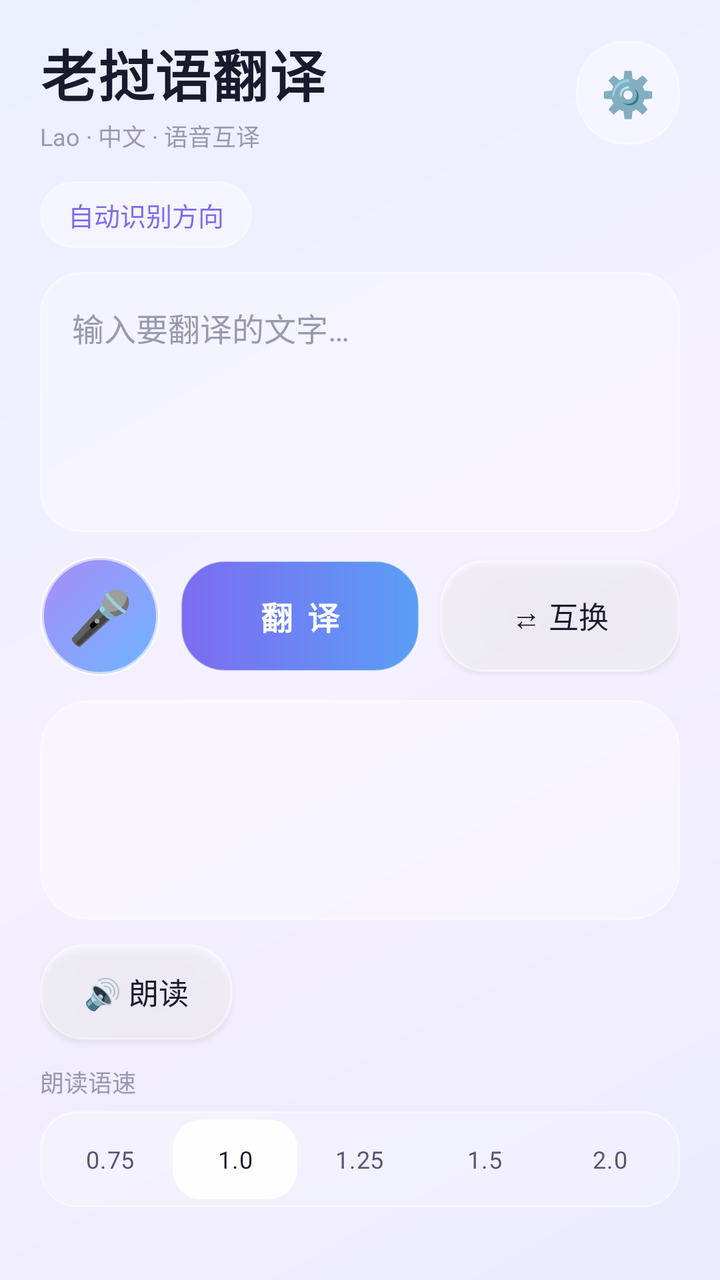
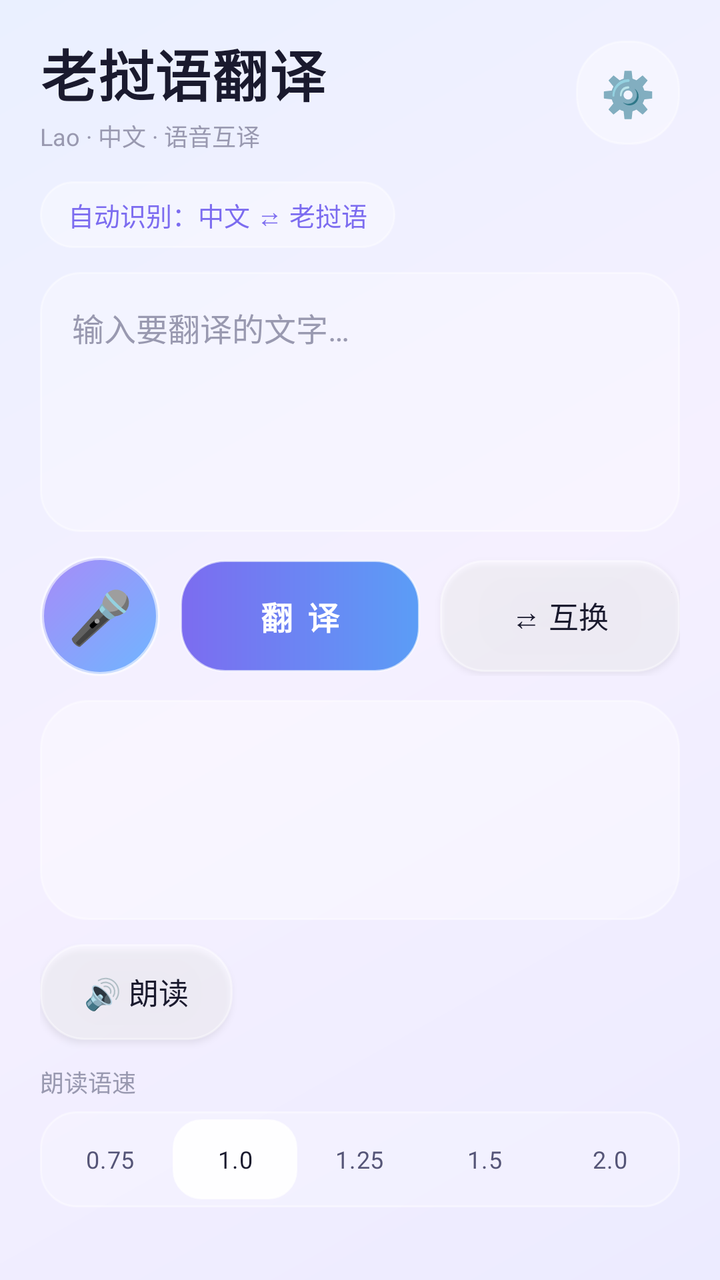

Before-and-after screenshots of an Android layout around one commit, followed by the original layout XML and the change that was made.
<!-- AndroidManifest.xml: application theme Theme.LaoTran -->
<!-- res/layout/activity_main.xml -->
<?xml version="1.0" encoding="utf-8"?>
<LinearLayout xmlns:android="http://schemas.android.com/apk/res/android"
    android:layout_width="match_parent"
    android:layout_height="match_parent"
    android:orientation="vertical"
    android:fitsSystemWindows="true"
    android:paddingStart="20dp"
    android:paddingEnd="20dp"
    android:paddingTop="16dp"
    android:paddingBottom="16dp">

    
    <LinearLayout
        android:layout_width="match_parent"
        android:layout_height="wrap_content"
        android:orientation="horizontal"
        android:gravity="center_vertical">

        <LinearLayout
            android:layout_width="0dp"
            android:layout_height="wrap_content"
            android:layout_weight="1"
            android:orientation="vertical">

            <TextView
                android:layout_width="wrap_content"
                android:layout_height="wrap_content"
                android:text="老挝语翻译"
                android:textSize="28sp"
                android:textStyle="bold"
                android:textColor="@color/text_primary"
                android:letterSpacing="0.02" />

            <TextView
                android:layout_width="wrap_content"
                android:layout_height="wrap_content"
                android:text="Lao · 中文 · 语音互译"
                android:textSize="12sp"
                android:textColor="@color/text_hint"
                android:layout_marginTop="2dp" />
        </LinearLayout>

        <Button
            android:id="@+id/settingsBtn"
            android:layout_width="52dp"
            android:layout_height="52dp"
            android:minWidth="0dp"
            android:minHeight="0dp"
            android:padding="0dp"
            android:background="@drawable/bg_glass_card"
            android:text="⚙️"
            android:textSize="22sp"
            android:insetTop="0dp"
            android:insetBottom="0dp" />
    </LinearLayout>

    
    <TextView
        android:id="@+id/dirLabel"
        android:layout_width="wrap_content"
        android:layout_height="wrap_content"
        android:background="@drawable/bg_glass_chip"
        android:paddingStart="14dp"
        android:paddingEnd="14dp"
        android:paddingTop="7dp"
        android:paddingBottom="7dp"
        android:text="自动识别方向"
        android:textSize="13sp"
        android:textColor="@color/accent_purple"
        android:layout_marginTop="14dp"
        android:layout_marginBottom="12dp" />

    
    <EditText
        android:id="@+id/inputText"
        android:layout_width="match_parent"
        android:layout_height="wrap_content"
        android:minHeight="130dp"
        android:gravity="top|start"
        android:background="@drawable/bg_glass_input"
        android:padding="16dp"
        android:hint="输入要翻译的文字…"
        android:textColorHint="@color/text_hint"
        android:textColor="@color/text_primary"
        android:textSize="16sp"
        android:inputType="textMultiLine"
        android:minLines="4" />

    
    <LinearLayout
        android:layout_width="match_parent"
        android:layout_height="wrap_content"
        android:orientation="horizontal"
        android:gravity="center_vertical"
        android:layout_marginTop="12dp">

        <Button
            android:id="@+id/voiceBtn"
            android:layout_width="60dp"
            android:layout_height="60dp"
            android:minWidth="0dp"
            android:minHeight="0dp"
            android:padding="0dp"
            android:insetTop="0dp"
            android:insetBottom="0dp"
            android:background="@drawable/bg_mic_circle"
            android:text="🎤"
            android:textSize="26sp"
            android:contentDescription="语音输入"
            android:layout_marginEnd="10dp" />

        <Button
            android:id="@+id/translateBtn"
            android:layout_width="0dp"
            android:layout_height="56dp"
            android:layout_weight="1"
            android:minWidth="0dp"
            android:minHeight="0dp"
            android:insetTop="0dp"
            android:insetBottom="0dp"
            android:background="@drawable/bg_glass_primary"
            android:text="翻 译"
            android:textSize="16sp"
            android:textStyle="bold"
            android:textColor="#FFFFFF"
            android:letterSpacing="0.1"
            android:layout_marginEnd="10dp" />

        <Button
            android:id="@+id/swapBtn"
            android:layout_width="0dp"
            android:layout_height="56dp"
            android:layout_weight="1"
            android:minWidth="0dp"
            android:minHeight="0dp"
            android:insetTop="0dp"
            android:insetBottom="0dp"
            android:background="@drawable/bg_glass_secondary"
            android:text="⇄ 互换"
            android:textSize="15sp"
            android:textColor="@color/text_primary" />
    </LinearLayout>

    
    <TextView
        android:id="@+id/resultText"
        android:layout_width="match_parent"
        android:layout_height="wrap_content"
        android:minHeight="110dp"
        android:gravity="top|start"
        android:background="@drawable/bg_glass_card"
        android:padding="16dp"
        android:textSize="18sp"
        android:textColor="@color/text_primary"
        android:lineSpacingExtra="4dp"
        android:text=""
        android:layout_marginTop="12dp" />

    
    <Button
        android:id="@+id/speakBtn"
        android:layout_width="wrap_content"
        android:layout_height="48dp"
        android:minWidth="0dp"
        android:minHeight="0dp"
        android:insetTop="0dp"
        android:insetBottom="0dp"
        android:paddingStart="22dp"
        android:paddingEnd="22dp"
        android:background="@drawable/bg_glass_secondary"
        android:text="🔊 朗读"
        android:textSize="15sp"
        android:textColor="@color/text_primary"
        android:layout_marginTop="12dp" />

    
    <LinearLayout
        android:layout_width="match_parent"
        android:layout_height="wrap_content"
        android:orientation="vertical"
        android:layout_marginTop="12dp">

        <TextView
            android:layout_width="wrap_content"
            android:layout_height="wrap_content"
            android:text="朗读语速"
            android:textSize="12sp"
            android:textColor="@color/text_hint" />

        <RadioGroup
            android:id="@+id/speedGroup"
            android:layout_width="match_parent"
            android:layout_height="wrap_content"
            android:orientation="horizontal"
            android:background="@drawable/bg_glass_pill"
            android:padding="4dp"
            android:layout_marginTop="6dp">

            <RadioButton
                android:id="@+id/speed075"
                android:layout_width="0dp"
                android:layout_height="40dp"
                android:layout_weight="1"
                android:button="@null"
                android:background="@drawable/bg_radio_seg"
                android:gravity="center"
                android:text="0.75"
                android:textSize="12sp"
                android:textColor="@color/text_seg_selector" />

            <RadioButton
                android:id="@+id/speed100"
                android:layout_width="0dp"
                android:layout_height="40dp"
                android:layout_weight="1"
                android:button="@null"
                android:background="@drawable/bg_radio_seg"
                android:gravity="center"
                android:text="1.0"
                android:textSize="12sp"
                android:textColor="@color/text_seg_selector"
                android:checked="true" />

            <RadioButton
                android:id="@+id/speed125"
                android:layout_width="0dp"
                android:layout_height="40dp"
                android:layout_weight="1"
                android:button="@null"
                android:background="@drawable/bg_radio_seg"
                android:gravity="center"
                android:text="1.25"
                android:textSize="12sp"
                android:textColor="@color/text_seg_selector" />

            <RadioButton
                android:id="@+id/speed150"
                android:layout_width="0dp"
                android:layout_height="40dp"
                android:layout_weight="1"
                android:button="@null"
                android:background="@drawable/bg_radio_seg"
                android:gravity="center"
                android:text="1.5"
                android:textSize="12sp"
                android:textColor="@color/text_seg_selector" />

            <RadioButton
                android:id="@+id/speed200"
                android:layout_width="0dp"
                android:layout_height="40dp"
                android:layout_weight="1"
                android:button="@null"
                android:background="@drawable/bg_radio_seg"
                android:gravity="center"
                android:text="2.0"
                android:textSize="12sp"
                android:textColor="@color/text_seg_selector" />
        </RadioGroup>
    </LinearLayout>

    <TextView
        android:id="@+id/statusText"
        android:layout_width="match_parent"
        android:layout_height="wrap_content"
        android:textSize="12sp"
        android:textColor="@color/text_hint"
        android:layout_marginTop="10dp" />

</LinearLayout>
<!-- resources referenced by this layout -->
<resources>
  <color name="accent_purple">#7C6CF0</color>
  <color name="text_hint">#9999B0</color>
  <color name="text_primary">#1A1A2E</color>
  <!-- drawable bg_glass_card (drawable) -->
  <?xml version="1.0" encoding="utf-8"?>
  <shape xmlns:android="http://schemas.android.com/apk/res/android"
      android:shape="rectangle">
      <corners android:radius="24dp" />
      <solid android:color="@color/glass_card" />
      <stroke
          android:width="1dp"
          android:color="@color/glass_stroke" />
  </shape>
  <!-- drawable bg_glass_chip (drawable) -->
  <?xml version="1.0" encoding="utf-8"?>
  <shape xmlns:android="http://schemas.android.com/apk/res/android"
      android:shape="rectangle">
      <corners android:radius="999dp" />
      <solid android:color="@color/glass_card" />
      <stroke
          android:width="1dp"
          android:color="@color/glass_stroke" />
  </shape>
  <!-- drawable bg_glass_input (drawable) -->
  <?xml version="1.0" encoding="utf-8"?>
  <shape xmlns:android="http://schemas.android.com/apk/res/android"
      android:shape="rectangle">
      <corners android:radius="20dp" />
      <solid android:color="@color/glass_input" />
      <stroke
          android:width="1dp"
          android:color="@color/glass_stroke" />
  </shape>
  <!-- drawable bg_glass_pill (drawable) -->
  <?xml version="1.0" encoding="utf-8"?>
  <shape xmlns:android="http://schemas.android.com/apk/res/android"
      android:shape="rectangle">
      <corners android:radius="18dp" />
      <solid android:color="#33FFFFFF" />
      <stroke
          android:width="1dp"
          android:color="@color/glass_stroke" />
  </shape>
  <!-- drawable bg_glass_secondary (drawable) -->
  <?xml version="1.0" encoding="utf-8"?>
  <shape xmlns:android="http://schemas.android.com/apk/res/android"
      android:shape="rectangle">
      <corners android:radius="22dp" />
      <solid android:color="@color/glass_card_mid" />
      <stroke
          android:width="1dp"
          android:color="@color/glass_stroke" />
  </shape>
  <!-- drawable bg_radio_seg (drawable) -->
  <?xml version="1.0" encoding="utf-8"?>
  <selector xmlns:android="http://schemas.android.com/apk/res/android">
      <item android:state_checked="true" android:drawable="@drawable/bg_glass_pill_selected" />
      <item android:drawable="@android:color/transparent" />
  </selector>
  <color name="glass_card">#55FFFFFF</color>
  <color name="glass_stroke">#66FFFFFF</color>
  <color name="glass_input">#40FFFFFF</color>
  <color name="accent_blue">#5B9DF6</color>
  <color name="glass_stroke_high">#99FFFFFF</color>
  <color name="glass_card_mid">#66FFFFFF</color>
  <color name="mic_gradient_start">#A78BF8</color>
  <color name="mic_gradient_end">#6FB6FF</color>
  <!-- drawable bg_glass_pill_selected (drawable) -->
  <?xml version="1.0" encoding="utf-8"?>
  <shape xmlns:android="http://schemas.android.com/apk/res/android"
      android:shape="rectangle">
      <corners android:radius="14dp" />
      <solid android:color="#E8FFFFFF" />
      <stroke
          android:width="1dp"
          android:color="#CCFFFFFF" />
  </shape>
  <!-- drawable bg_gradient (drawable) -->
  <?xml version="1.0" encoding="utf-8"?>
  <shape xmlns:android="http://schemas.android.com/apk/res/android"
      android:shape="rectangle">
      <gradient
          android:angle="135"
          android:startColor="@color/gradient_start"
          android:centerColor="@color/gradient_mid"
          android:endColor="@color/gradient_end"
          android:type="linear" />
  </shape>
  <color name="glass_surface">#CCFFFFFF</color>
  <color name="gradient_start">#ECEBFF</color>
  <color name="gradient_mid">#F5F0FF</color>
  <color name="gradient_end">#EAF0FF</color>
  <!-- unchanged entries left out for length: 3 -->
</resources>

<!-- the commit's change to res/layout/activity_main.xml (unified diff, before → after) -->
@@ -64,9 +64,12 @@
         android:paddingEnd="14dp"
         android:paddingTop="7dp"
         android:paddingBottom="7dp"
-        android:text="自动识别方向"
+        android:text="自动识别：中文 ⇄ 老挝语"
         android:textSize="13sp"
         android:textColor="@color/accent_purple"
+        android:clickable="true"
+        android:focusable="true"
+        android:contentDescription="翻译方向：点击切换 自动 / 中文转老挝语 / 老挝语转中文"
         android:layout_marginTop="14dp"
         android:layout_marginBottom="12dp" />
 
